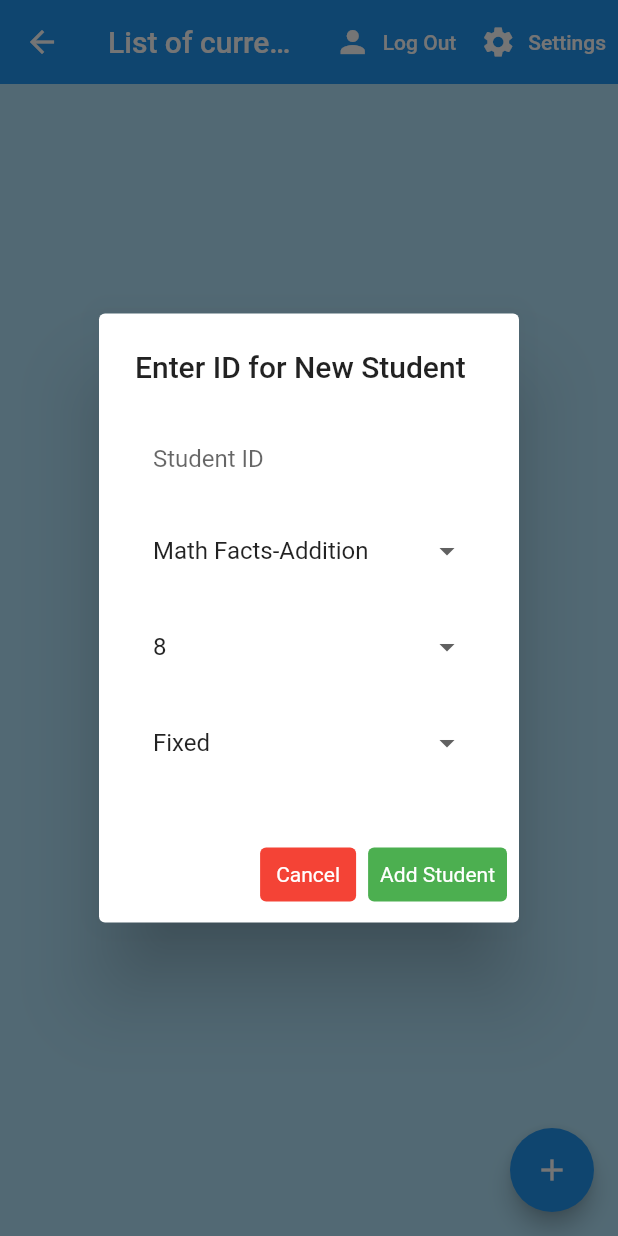
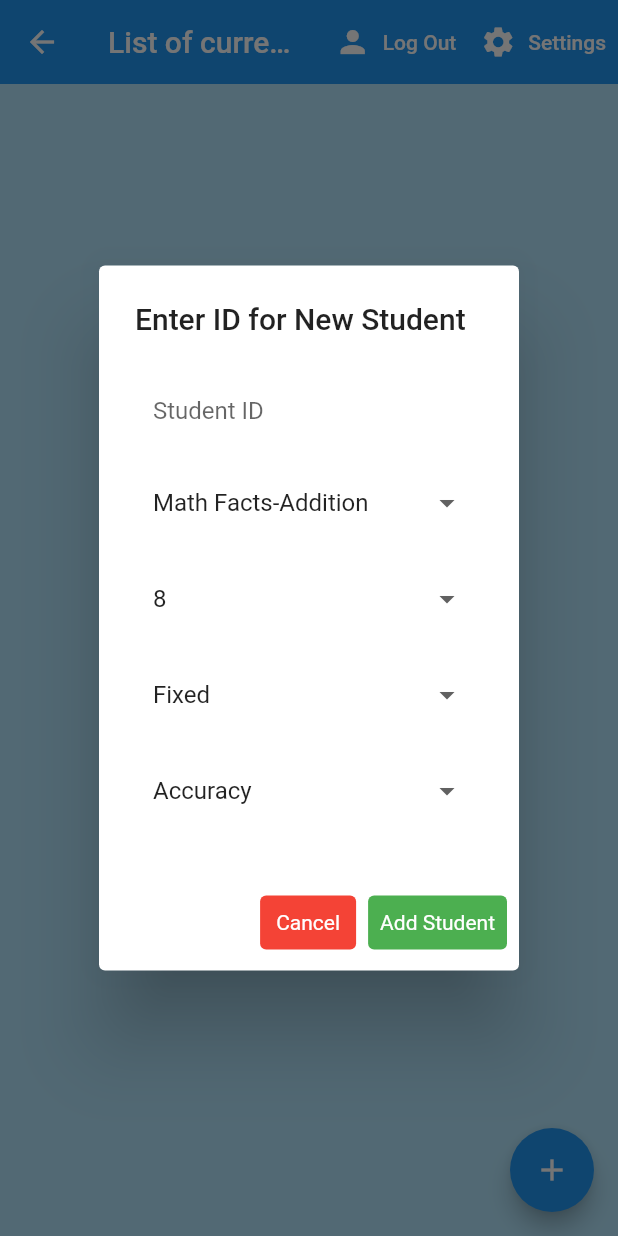
Before and after one commit to miyamot0/CCC_math_facts_flutter, a Flutter app: the Home screen opened directly, after a tap on the "add" icon, on a phone screen of 412 x 824 dp. Run offline on Flutter 3.47's test engine with Material 2 defaults, Android fonts, the phone set to English and light mode, and no system bars; our stand-ins replace cloud_firestore, firebase_auth, firebase_core, flutter_spinkit, flutter_svg, package_info; missing offline and left inert: align_positioned; accounts and stored records are empty; statements that could not run were skipped.

Commit message:
Add in metric settings

```diff
--- a/lib/models/student.dart
+++ b/lib/models/student.dart
@@ -28,6 +28,7 @@ class Student {
   final String set;
   final String id;
   final String preferredOrientation;
+  final String metric;
   final bool orientationPreference;
   final bool randomized;
 
@@ -38,6 +39,7 @@ class Student {
       this.set,
       this.id,
       this.preferredOrientation,
+      this.metric,
       this.orientationPreference,
       this.randomized});
 }
--- a/lib/screens/home/home.dart
+++ b/lib/screens/home/home.dart
@@ -48,7 +48,9 @@ class _HomeState extends State<Home> {
 
     TextEditingController _textFieldController = TextEditingController();
     final _formKey = GlobalKey<FormState>();
-    String _setSizeEdit = setSizeArray[0], _exerciseEdit = factsType[0];
+    String _setSizeEdit = setSizeArray[0],
+        _exerciseEdit = factsType[0],
+        _metricEdit = metricPreference[0];
     bool _randomized = false;
 
     // Display new student input
@@ -103,6 +105,16 @@ class _HomeState extends State<Home> {
                           onChanged: (value) => _randomized =
                               value.toString() == "Randomized" ? true : false,
                         ),
+                        DropdownButtonFormField(
+                          decoration: textInputDecoration.copyWith(
+                              hintText: "Primary Metric"),
+                          value: _metricEdit,
+                          items: metricPreference.map((setting) {
+                            return DropdownMenuItem(
+                                value: setting, child: Text(setting));
+                          }).toList(),
+                          onChanged: (value) => _metricEdit,
+                        ),
                       ],
                     ),
                   )),
@@ -135,7 +147,8 @@ class _HomeState extends State<Home> {
                               target: _exerciseEdit,
                               randomized: _randomized,
                               preferredOrientation: "Horizontal",
-                              orientationPreference: false));
+                              orientationPreference: false,
+                              metric: _metricEdit));
 
                       Navigator.pop(context);
                     }
--- a/lib/shared/constants.dart
+++ b/lib/shared/constants.dart
@@ -20,6 +20,8 @@
     OUT OF OR IN CONNECTION WITH THE SOFTWARE OR THE USE OR OTHER DEALINGS IN
     THE SOFTWARE.
 */
+
+import 'dart:developer';
 
 import 'package:flutter/material.dart';
 
@@ -72,3 +74,12 @@ List<String> orientationPreference = [
   Orientations().Vertical,
   Orientations().Horizontal
 ];
+
+class Metrics {
+  // ignore: non_constant_identifier_names
+  String Accuracy = "Accuracy";
+  // ignore: non_constant_identifier_names
+  String Fluency = "Fluency";
+}
+
+List<String> metricPreference = [Metrics().Accuracy, Metrics().Fluency];
```
Also changed, not shown: lib/screens/home/student_tile.dart (+16 -3 lines), lib/services/database.dart (+6 -3 lines).
